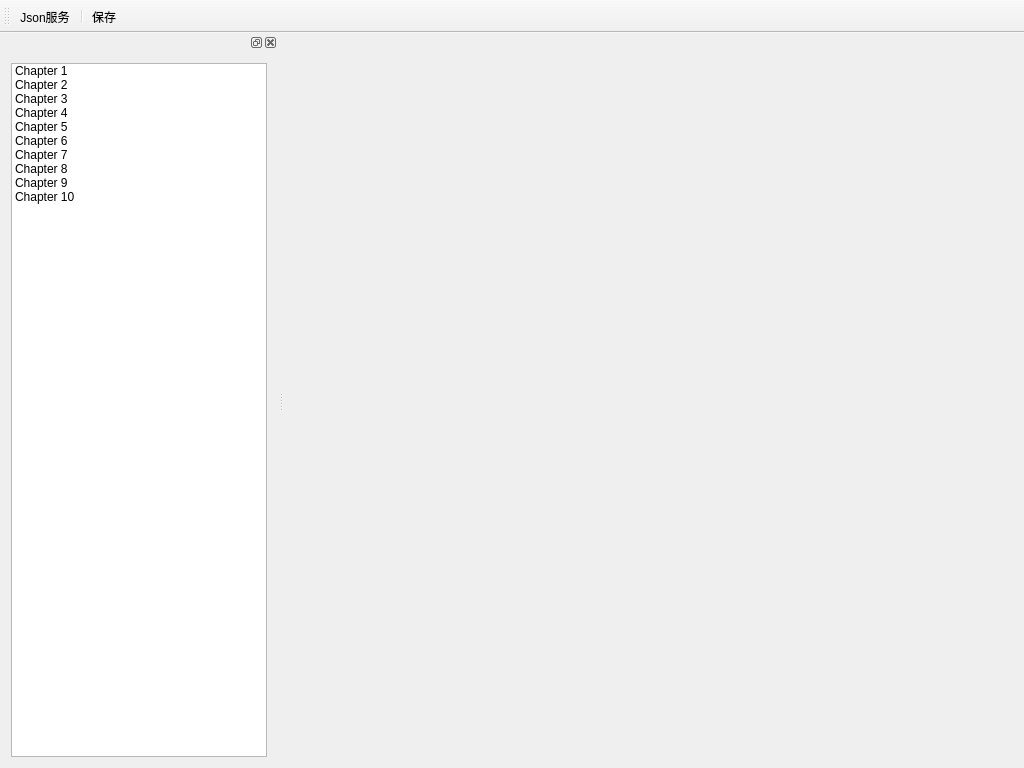
First picture: the form in Engine/LkEngineEditor/mainwindow.ui, repository lvke-neu/DXWithQT, before the edit.
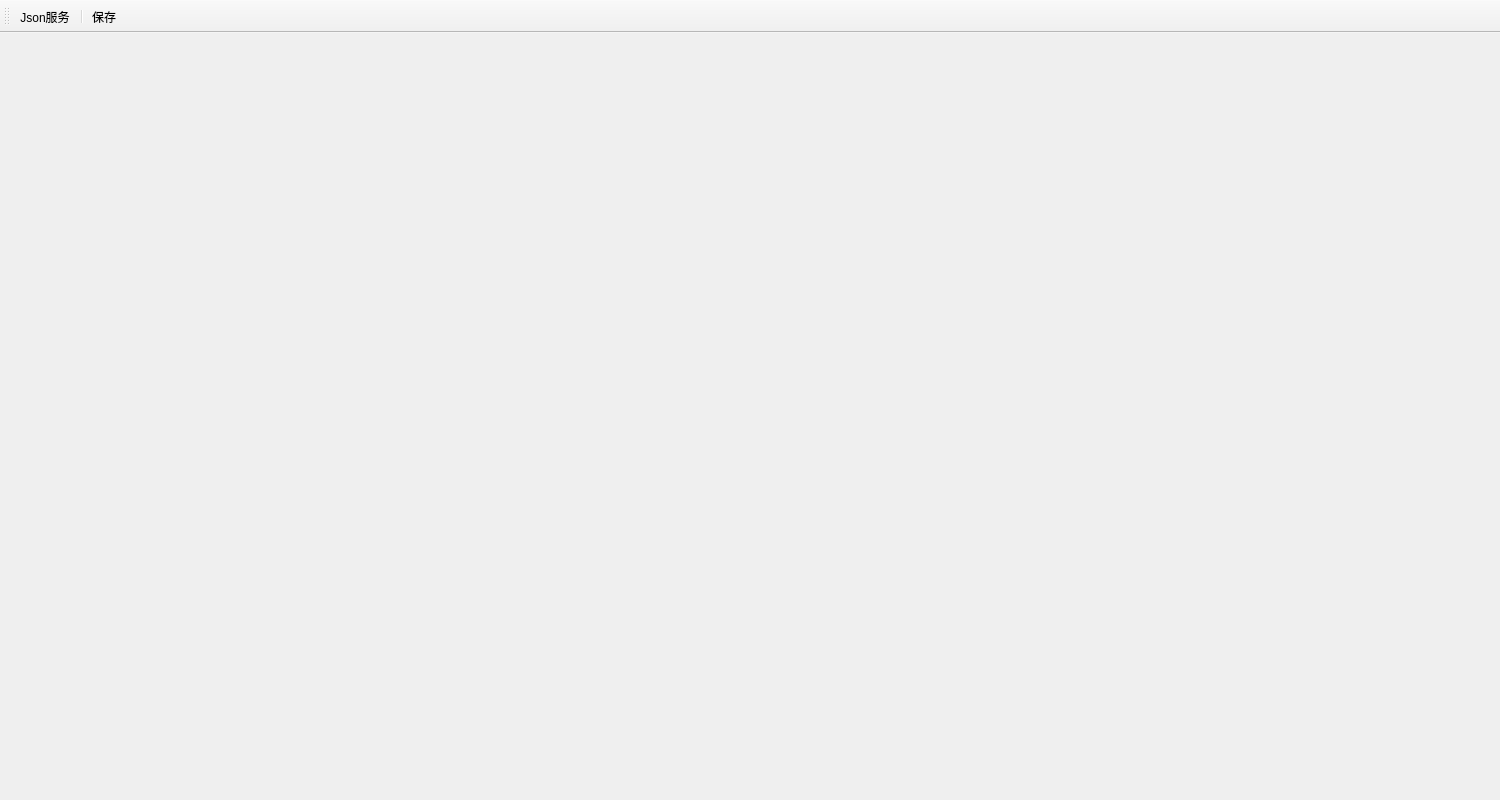
Second picture: the form after the edit.

```diff
--- a/Engine/LkEngineEditor/mainwindow.ui
+++ b/Engine/LkEngineEditor/mainwindow.ui
@@ -6,8 +6,8 @@
    <rect>
     <x>0</x>
     <y>0</y>
-    <width>1024</width>
-    <height>768</height>
+    <width>1500</width>
+    <height>800</height>
    </rect>
   </property>
   <property name="windowTitle">
@@ -28,69 +28,6 @@
    <addaction name="separator"/>
    <addaction name="action_2"/>
   </widget>
-  <widget class="QDockWidget" name="dockWidget">
-   <attribute name="dockWidgetArea">
-    <number>1</number>
-   </attribute>
-   <widget class="QWidget" name="dockWidgetContents">
-    <layout class="QGridLayout" name="gridLayout">
-     <item row="0" column="0">
-      <widget class="QListWidget" name="listWidget">
-       <item>
-        <property name="text">
-         <string>Chapter 1</string>
-        </property>
-       </item>
-       <item>
-        <property name="text">
-         <string>Chapter 2</string>
-        </property>
-       </item>
-       <item>
-        <property name="text">
-         <string>Chapter 3</string>
-        </property>
-       </item>
-       <item>
-        <property name="text">
-         <string>Chapter 4</string>
-        </property>
-       </item>
-       <item>
-        <property name="text">
-         <string>Chapter 5</string>
-        </property>
-       </item>
-       <item>
-        <property name="text">
-         <string>Chapter 6</string>
-        </property>
-       </item>
-       <item>
-        <property name="text">
-         <string>Chapter 7</string>
-        </property>
-       </item>
-       <item>
-        <property name="text">
-         <string>Chapter 8</string>
-        </property>
-       </item>
-       <item>
-        <property name="text">
-         <string>Chapter 9</string>
-        </property>
-       </item>
-       <item>
-        <property name="text">
-         <string>Chapter 10</string>
-        </property>
-       </item>
-      </widget>
-     </item>
-    </layout>
-   </widget>
-  </widget>
   <action name="jsonService">
    <property name="enabled">
     <bool>true</bool>
```
Left out of the diff: 2 changed lines with no effect on the pictures.
